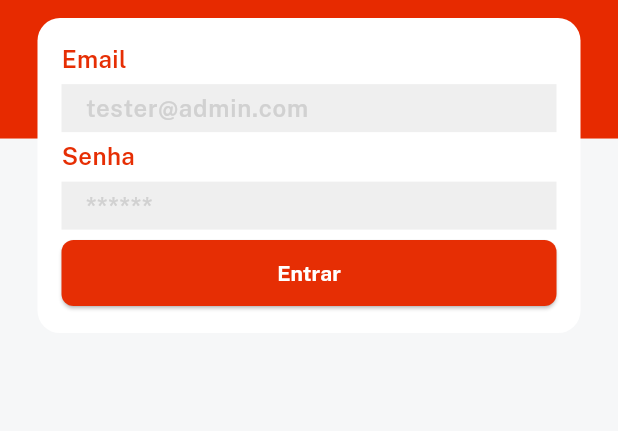
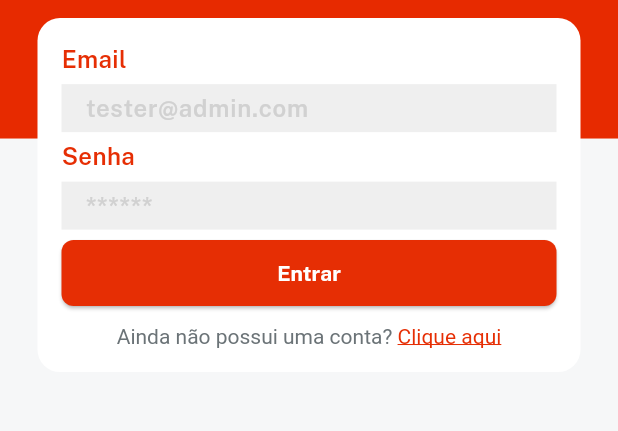
Before and after one commit to joaopaulopmedeiros/qualquercoisavinteconto-mobile, a Flutter app: the screen it shows after launch, on a phone screen of 412 x 824 dp, the part 293-724 px from its top. Run offline on Flutter 3.47's test engine with Material 3 defaults, Android fonts, the phone set to English and light mode, and no system bars; our stand-ins replace velocity_x.

Commit message:
style: criar conta text span

```diff
--- a/lib/constants/colors.dart
+++ b/lib/constants/colors.dart
@@ -2,5 +2,6 @@ import 'dart:ui';
 
 const Color whiteColor = Color.fromRGBO(255, 255, 255, 1);
 const Color textfieldGrey = Color.fromRGBO(209, 209, 209, 1);
+const Color fontGrey = Color.fromRGBO(107, 115, 119, 1);
 const Color lightGrey = Color.fromRGBO(239, 239, 239, 1);
 const Color redColor = Color.fromRGBO(230, 46, 4, 1);
--- a/lib/screens/signin_screen.dart
+++ b/lib/screens/signin_screen.dart
@@ -44,7 +44,23 @@ class _SignInScreenState extends State<SignInScreen> {
                         onPressed: () {})
                     .box
                     .width(context.screenWidth - 50)
-                    .make()
+                    .make(),
+                10.heightBox,
+                RichText(
+                    text: const TextSpan(children: [
+                  TextSpan(
+                    text: "Ainda não possui uma conta? ",
+                    style: TextStyle(color: fontGrey),
+                  ),
+                  TextSpan(
+                    text: "Clique aqui",
+                    style: TextStyle(
+                      color: redColor,
+                      decoration: TextDecoration.underline,
+                      decorationColor: redColor,
+                    ),
+                  ),
+                ])),
               ],
             )
                 .box
```
